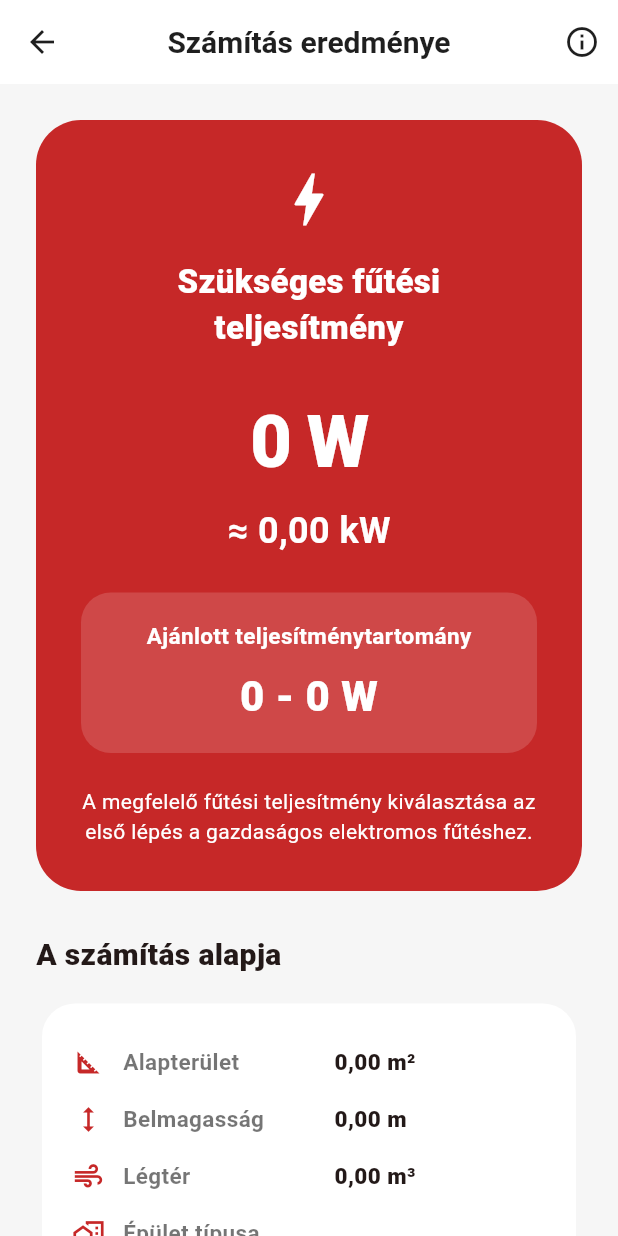
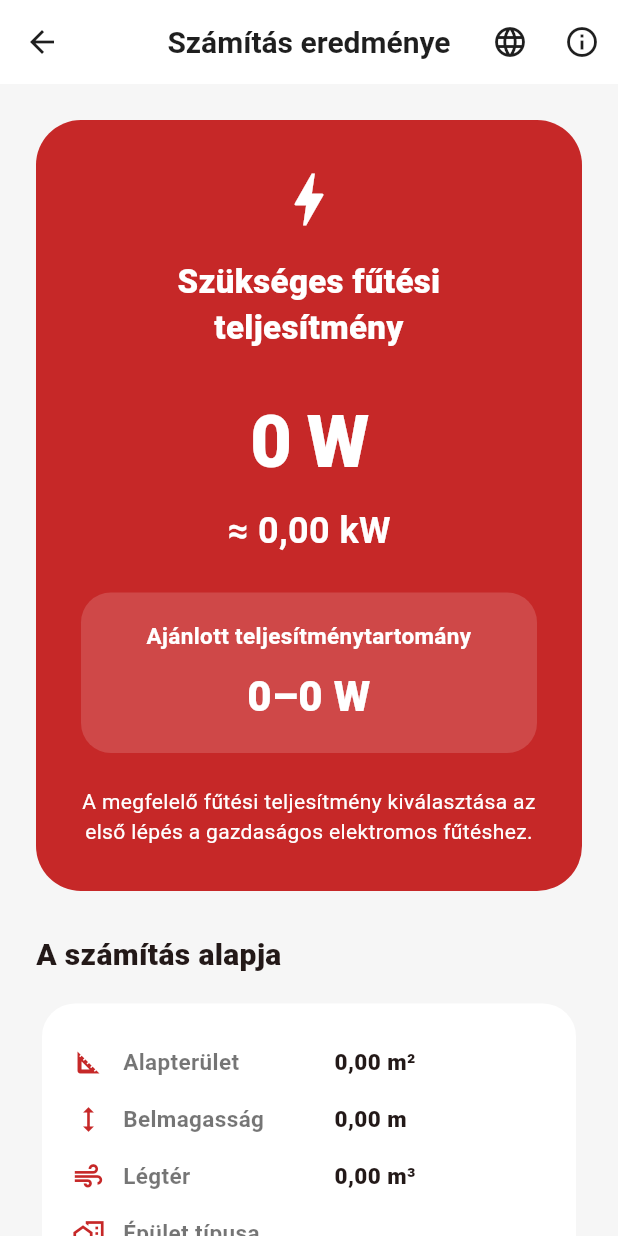
Before and after one commit to sbujdoso26/nordart_app, a Flutter app: the ResultScreen screen opened directly with empty values, on a phone screen of 412 x 824 dp. Run offline on Flutter 3.47's test engine with Material 3 defaults, Android fonts, the phone set to English and light mode, and no system bars.

Commit message:
Weboldal integráció és AppBar fejlesztések

```diff
--- a/lib/constants/app_contact.dart
+++ b/lib/constants/app_contact.dart
@@ -1,5 +1,5 @@
 class AppContact {
-  static const String website = 'www.nordart.hu';
+  static const String website = 'https://nordart.hu';
   static const String email = 'info@nordart.hu';
   static const String phone = '+36 20 955 2629';
 }
--- a/lib/screens/result_screen.dart
+++ b/lib/screens/result_screen.dart
@@ -1,10 +1,12 @@
 import 'package:flutter/material.dart';
+import 'package:url_launcher/url_launcher.dart';
+
 import '../models/calculation_result.dart';
 import '../theme/nordart_theme.dart';
 import '../widgets/info_card.dart';
+import '../widgets/nordart_app_bar.dart';
 import '../widgets/nordart_button.dart';
 import '../widgets/nordart_card.dart';
-import '../widgets/nordart_app_bar.dart';
 import 'help_request_screen.dart';
 
 class ResultScreen extends StatelessWidget {
@@ -24,6 +26,23 @@ class ResultScreen extends StatelessWidget {
 
   String _formatDecimal(double value) {
     return value.toStringAsFixed(2).replaceAll('.', ',');
+  }
+
+  Future<void> _openNordArtWebsite(BuildContext context) async {
+    final uri = Uri.parse('https://nordart.hu');
+
+    final launched = await launchUrl(
+      uri,
+      mode: LaunchMode.externalApplication,
+    );
+
+    if (!launched && context.mounted) {
+      ScaffoldMessenger.of(context).showSnackBar(
+        const SnackBar(
+          content: Text('A NordArt weboldala nem nyitható meg.'),
+        ),
+      );
+    }
   }
 
   Widget _detailRow({
@@ -92,9 +111,7 @@ class ResultScreen extends StatelessWidget {
                   color: Colors.white,
                   size: 46,
                 ),
-
                 const SizedBox(height: 16),
-
                 const Text(
                   'Szükséges fűtési teljesítmény',
                   textAlign: TextAlign.center,
@@ -104,9 +121,7 @@ class ResultScreen extends StatelessWidget {
                     fontWeight: FontWeight.w800,
                   ),
                 ),
-
                 const SizedBox(height: 26),
-
                 Text(
                   '$wattText W',
                   textAlign: TextAlign.center,
@@ -117,9 +132,7 @@ class ResultScreen extends StatelessWidget {
                     letterSpacing: -1,
                   ),
                 ),
-
                 const SizedBox(height: 8),
-
                 Text(
                   '≈ $kwText kW',
                   style: const TextStyle(
@@ -128,9 +141,7 @@ class ResultScreen extends StatelessWidget {
                     fontWeight: FontWeight.w700,
                   ),
                 ),
-
                 const SizedBox(height: 24),
-
                 Container(
                   width: double.infinity,
                   padding: const EdgeInsets.all(18),
@@ -142,17 +153,17 @@ class ResultScreen extends StatelessWidget {
                     children: [
                       const Text(
                         'Ajánlott teljesítménytartomány',
+                        textAlign: TextAlign.center,
                         style: TextStyle(
                           color: Colors.white,
                           fontSize: 15,
                           fontWeight: FontWeight.w700,
                         ),
                       ),
-
                       const SizedBox(height: 10),
-
                       Text(
-                        '${_formatWatt(result.recommendedMinWatt)} - ${_formatWatt(result.recommendedMaxWatt)} W',
+                        '${_formatWatt(result.recommendedMinWatt)}–'
+                        '${_formatWatt(result.recommendedMaxWatt)} W',
                         textAlign: TextAlign.center,
                         style: const TextStyle(
                           color: Colors.white,
@@ -163,11 +174,10 @@ class ResultScreen extends StatelessWidget {
                     ],
                   ),
                 ),
-
                 const SizedBox(height: 22),
-
                 const Text(
-                  'A megfelelő fűtési teljesítmény kiválasztása az első lépés a gazdaságos elektromos fűtéshez.',
+                  'A megfelelő fűtési teljesítmény kiválasztása az első '
+                  'lépés a gazdaságos elektromos fűtéshez.',
                   textAlign: TextAlign.center,
                   style: TextStyle(
                     color: Colors.white,
@@ -178,9 +188,7 @@ class ResultScreen extends StatelessWidget {
               ],
             ),
           ),
-
           const SizedBox(height: 28),
-
           const Text(
             'A számítás alapja',
             style: TextStyle(
@@ -188,9 +196,7 @@ class ResultScreen extends StatelessWidget {
               fontWeight: FontWeight.w800,
             ),
           ),
-
           const SizedBox(height: 14),
-
           NordArtCard(
             child: Column(
               children: [
@@ -199,37 +205,31 @@ class ResultScreen extends StatelessWidget {
                   label: 'Alapterület',
                   value: '${_formatDecimal(result.area)} m²',
                 ),
-
                 _detailRow(
                   icon: Icons.height,
                   label: 'Belmagasság',
                   value: '${_formatDecimal(result.height)} m',
                 ),
-
                 _detailRow(
                   icon: Icons.air_outlined,
                   label: 'Légtér',
                   value: '${_formatDecimal(result.volume)} m³',
                 ),
-
                 _detailRow(
                   icon: Icons.home_work_outlined,
                   label: 'Épület típusa',
                   value: result.buildingType,
                 ),
-
                 _detailRow(
                   icon: Icons.shower_outlined,
                   label: 'Fürdőszoba',
                   value: result.bathroom ? 'Igen' : 'Nem',
                 ),
-
                 _detailRow(
                   icon: Icons.thermostat_outlined,
                   label: 'Kívánt hőmérséklet',
                   value: '${result.temperature.toStringAsFixed(0)} °C',
                 ),
-
                 _detailRow(
                   icon: Icons.bolt_outlined,
                   label: 'Alkalmazott érték',
@@ -238,16 +238,15 @@ class ResultScreen extends StatelessWidget {
               ],
             ),
           ),
-
           const SizedBox(height: 20),
-
           const InfoCard(
             text:
-                'A számítás tájékoztató jellegű. A szükséges fűtési teljesítményt befolyásolhatja többek között a nyílászárók állapota, a tájolás, a födém és a padló hőszigetelése, valamint az épület egyéb adottságai.',
+                'A számítás tájékoztató jellegű. A szükséges fűtési '
+                'teljesítményt befolyásolhatja többek között a nyílászárók '
+                'állapota, a tájolás, a födém és a padló hőszigetelése, '
+                'valamint az épület egyéb adottságai.',
           ),
-
           const SizedBox(height: 24),
-
           NordArtButton(
             text: 'Szakértői segítséget kérek',
             icon: Icons.support_agent,
@@ -260,9 +259,30 @@ class ResultScreen extends StatelessWidget {
               );
             },
           ),
-
           const SizedBox(height: 12),
-
+          OutlinedButton.icon(
+            onPressed: () {
+              _openNordArtWebsite(context);
+            },
+            icon: const Icon(Icons.language),
+            label: const Text('Irány a NordArt weboldala'),
+            style: OutlinedButton.styleFrom(
+              minimumSize: const Size(double.infinity, 56),
+              foregroundColor: NordArtTheme.primaryRed,
+              side: const BorderSide(
+                color: NordArtTheme.primaryRed,
+                width: 1.5,
+              ),
+              textStyle: const TextStyle(
+                fontSize: 16,
+                fontWeight: FontWeight.w700,
+              ),
+              shape: RoundedRectangleBorder(
+                borderRadius: BorderRadius.circular(16),
+              ),
+            ),
+          ),
+          const SizedBox(height: 12),
           NordArtButton(
             text: 'Vissza a kalkulátorhoz',
             icon: Icons.arrow_back,
@@ -270,7 +290,6 @@ class ResultScreen extends StatelessWidget {
               Navigator.pop(context);
             },
           ),
-
           const SizedBox(height: 20),
         ],
       ),
--- a/pubspec.yaml
+++ b/pubspec.yaml
@@ -39,6 +39,8 @@ dependencies:
 dev_dependencies:
   flutter_test:
     sdk: flutter
+
+  url_launcher: ^6.3.2
 
   flutter_lints: ^6.0.0
   flutter_launcher_icons: ^0.14.4
```
Also changed, not shown: lib/screens/calculator_screen.dart (+89 -28 lines), lib/widgets/nordart_app_bar.dart (+27 -2 lines).
